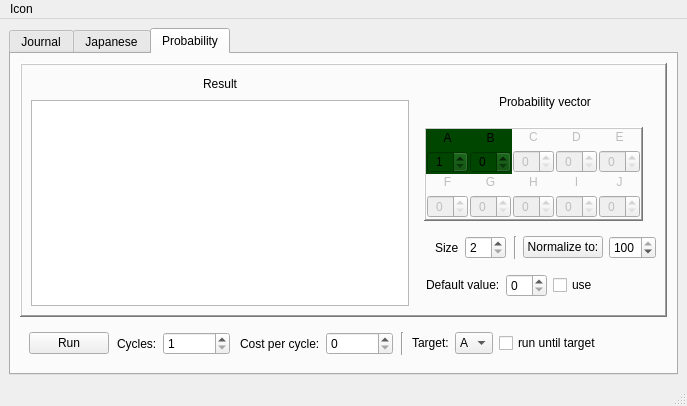
Old version of the form Mainwindow.ui in the repository mikewii/PSY.
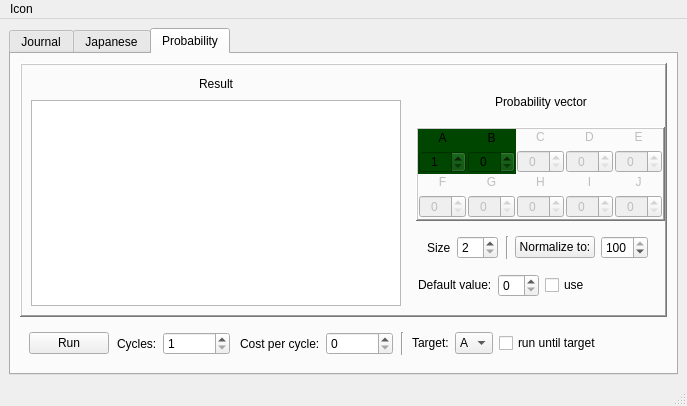
New version of the form.

Diff of the .ui file:
```diff
--- a/Mainwindow.ui
+++ b/Mainwindow.ui
@@ -757,7 +757,7 @@
             <number>0</number>
            </property>
            <item>
-            <widget class="QWidget" name="widget" native="true">
+            <widget class="QWidget" name="topFrameWidget" native="true">
              <property name="sizePolicy">
               <sizepolicy hsizetype="Preferred" vsizetype="Preferred">
                <horstretch>0</horstretch>
@@ -810,11 +810,8 @@
                   <verstretch>0</verstretch>
                  </sizepolicy>
                 </property>
-                <property name="tabStopWidth">
-                 <number>80</number>
-                </property>
-                <property name="textInteractionFlags">
-                 <set>Qt::TextSelectableByKeyboard|Qt::TextSelectableByMouse</set>
+                <property name="readOnly">
+                 <bool>true</bool>
                 </property>
                </widget>
               </item>
@@ -822,7 +819,7 @@
             </widget>
            </item>
            <item>
-            <widget class="QWidget" name="widget" native="true">
+            <widget class="QWidget" name="topFrameRightWidget" native="true">
              <property name="sizePolicy">
               <sizepolicy hsizetype="Fixed" vsizetype="Fixed">
                <horstretch>0</horstretch>
@@ -843,7 +840,7 @@
                <number>0</number>
               </property>
               <item>
-               <widget class="QWidget" name="widget" native="true">
+               <widget class="QWidget" name="probNameWidget" native="true">
                 <property name="sizePolicy">
                  <sizepolicy hsizetype="Minimum" vsizetype="Fixed">
                   <horstretch>0</horstretch>
@@ -953,6 +950,9 @@
                       <property name="alignment">
                        <set>Qt::AlignCenter</set>
                       </property>
+                      <property name="maximum">
+                       <number>999</number>
+                      </property>
                      </widget>
                     </item>
                    </layout>
@@ -994,6 +994,9 @@
                       <property name="alignment">
                        <set>Qt::AlignCenter</set>
                       </property>
+                      <property name="maximum">
+                       <number>999</number>
+                      </property>
                      </widget>
                     </item>
                    </layout>
@@ -1035,6 +1038,9 @@
                       <property name="alignment">
                        <set>Qt::AlignCenter</set>
                       </property>
+                      <property name="maximum">
+                       <number>999</number>
+                      </property>
                      </widget>
                     </item>
                    </layout>
@@ -1076,6 +1082,9 @@
                       <property name="minimum">
                        <number>0</number>
                       </property>
+                      <property name="maximum">
+                       <number>999</number>
+                      </property>
                      </widget>
                     </item>
                    </layout>
@@ -1135,6 +1144,9 @@
                       <property name="minimum">
                        <number>1</number>
                       </property>
+                      <property name="maximum">
+                       <number>999</number>
+                      </property>
                      </widget>
                     </item>
                    </layout>
@@ -1176,6 +1188,9 @@
                       <property name="alignment">
                        <set>Qt::AlignCenter</set>
                       </property>
+                      <property name="maximum">
+                       <number>999</number>
+                      </property>
                      </widget>
                     </item>
                    </layout>
@@ -1217,6 +1232,9 @@
                       <property name="alignment">
                        <set>Qt::AlignCenter</set>
                       </property>
+                      <property name="maximum">
+                       <number>999</number>
+                      </property>
                      </widget>
                     </item>
                    </layout>
@@ -1258,6 +1276,9 @@
                       <property name="alignment">
                        <set>Qt::AlignCenter</set>
                       </property>
+                      <property name="maximum">
+                       <number>999</number>
+                      </property>
                      </widget>
                     </item>
                    </layout>
@@ -1305,6 +1326,9 @@
                       <property name="alignment">
                        <set>Qt::AlignCenter</set>
                       </property>
+                      <property name="maximum">
+                       <number>999</number>
+                      </property>
                      </widget>
                     </item>
                    </layout>
@@ -1346,6 +1370,9 @@
                       <property name="alignment">
                        <set>Qt::AlignCenter</set>
                       </property>
+                      <property name="maximum">
+                       <number>999</number>
+                      </property>
                      </widget>
                     </item>
                    </layout>
@@ -1355,7 +1382,7 @@
                </widget>
               </item>
               <item>
-               <widget class="QWidget" name="widget" native="true">
+               <widget class="QWidget" name="probSettingsWidget" native="true">
                 <property name="sizePolicy">
                  <sizepolicy hsizetype="Fixed" vsizetype="Fixed">
                   <horstretch>0</horstretch>
@@ -1364,7 +1391,7 @@
                 </property>
                 <layout class="QHBoxLayout" name="horizontalLayout_11">
                  <item>
-                  <widget class="QWidget" name="widget" native="true">
+                  <widget class="QWidget" name="probSettingsSizeWidget" native="true">
                    <property name="sizePolicy">
                     <sizepolicy hsizetype="Fixed" vsizetype="Fixed">
                      <horstretch>0</horstretch>
@@ -1427,7 +1454,7 @@
                   </widget>
                  </item>
                  <item>
-                  <widget class="QWidget" name="widget" native="true">
+                  <widget class="QWidget" name="probSettingsNormalizeWidget" native="true">
                    <property name="sizePolicy">
                     <sizepolicy hsizetype="Fixed" vsizetype="Fixed">
                      <horstretch>0</horstretch>
@@ -1486,7 +1513,7 @@
                </widget>
               </item>
               <item>
-               <widget class="QWidget" name="widget" native="true">
+               <widget class="QWidget" name="probSettingsWidget_2" native="true">
                 <property name="sizePolicy">
                  <sizepolicy hsizetype="Fixed" vsizetype="Fixed">
                   <horstretch>0</horstretch>
@@ -1555,7 +1582,7 @@
          </widget>
         </item>
         <item>
-         <widget class="QWidget" name="widget" native="true">
+         <widget class="QWidget" name="probSettingsBottonWidget" native="true">
           <property name="sizePolicy">
            <sizepolicy hsizetype="Fixed" vsizetype="Fixed">
             <horstretch>0</horstretch>
```
Left out of the diff: 6 changed lines with no effect on the pictures.
